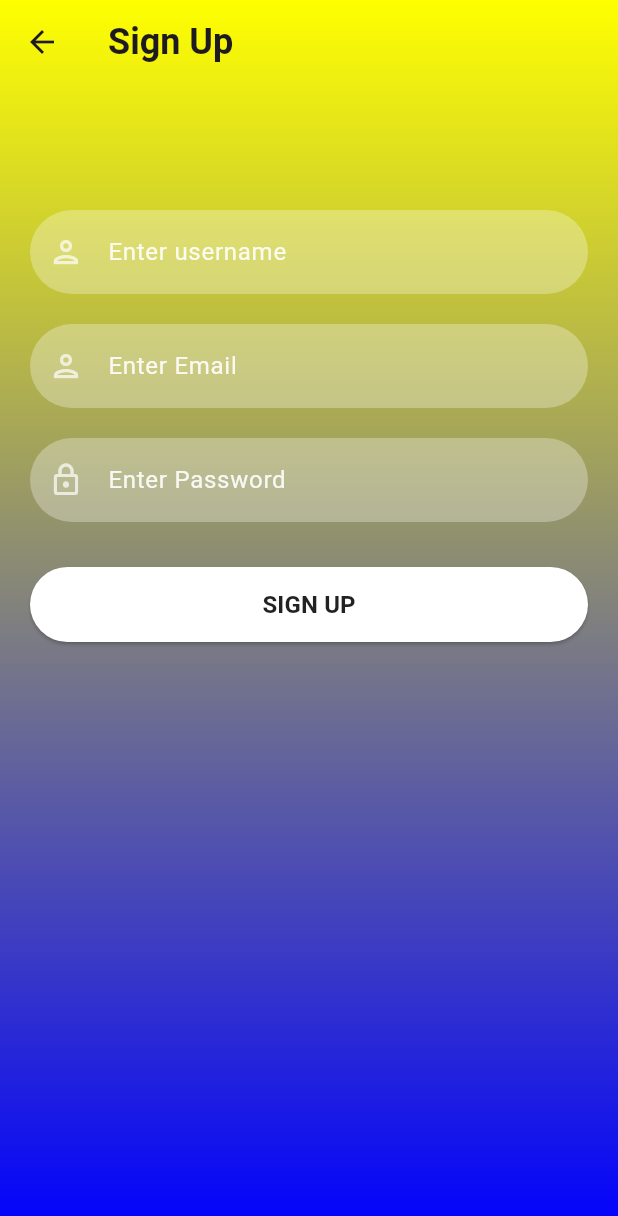
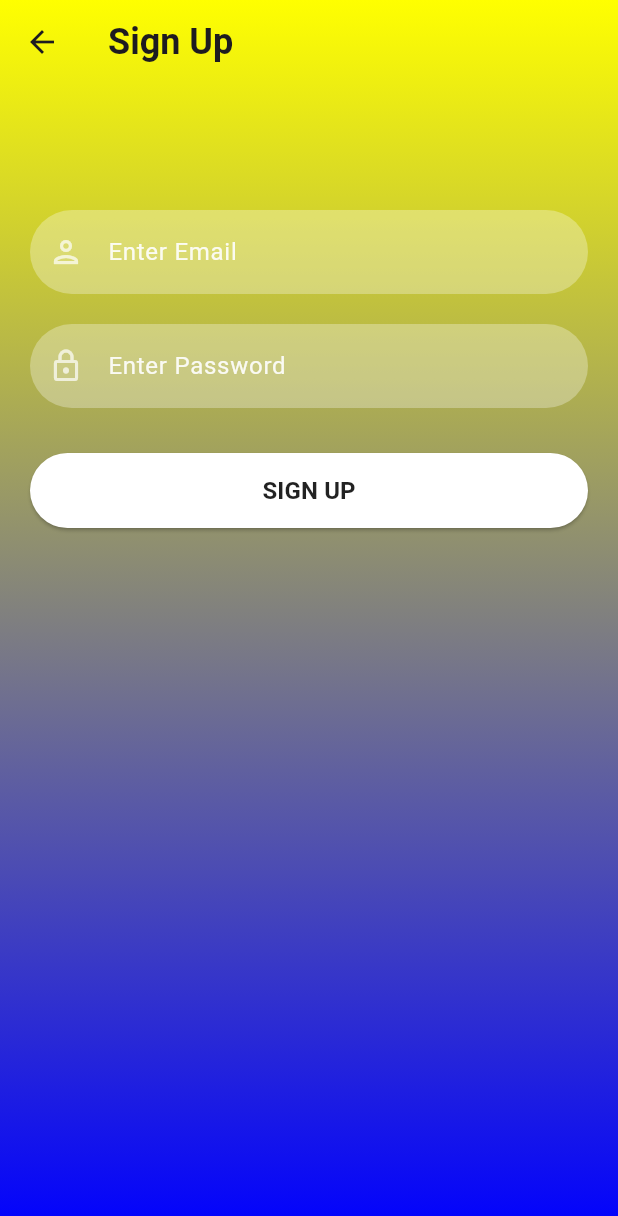
Before and after one commit to zulfanjava/MPKP, a Flutter app: the screen it shows after launch, after a tap on "Sign Up", on a phone screen of 412 x 824 dp. Shown: the top 1216 px of the screen. Run offline on Flutter 3.47's test engine with Material 2 defaults, Android fonts, the light colour scheme and no system bars; our stand-ins replace firebase_auth, firebase_core; accounts and stored records are empty; network calls fail.

Commit message:
[FIX] Change enter username textfield to enter email

```diff
--- a/lib/screens/signin_screen.dart
+++ b/lib/screens/signin_screen.dart
@@ -41,7 +41,7 @@ class _SignInScreenState extends State<SignInScreen>{
                   SizedBox(
                     height: 30,
                   ),
-                  reusableTextField("Enter username", Icons.person_outlined, false,
+                  reusableTextField("Enter email", Icons.person_outlined, false,
                    _emailTextController, suffixIconOnPressed: () {  }),
                   SizedBox(
                       height: 30,
--- a/lib/screens/signup_screen.dart
+++ b/lib/screens/signup_screen.dart
@@ -46,11 +46,6 @@ class _SignUpScreenState extends State<SignUpScreen> {
                   const SizedBox(
                     height: 20,
                   ),
-                    reusableTextField("Enter username", Icons.person_outlined, false,
-                   _userNameTextController, suffixIconOnPressed: () {  }),
-                  const SizedBox(
-                    height: 20,
-                  ),
                     reusableTextField("Enter Email", Icons.person_outlined, false,
                    _emailTextController, suffixIconOnPressed: () {  }),
                   const SizedBox(
```
